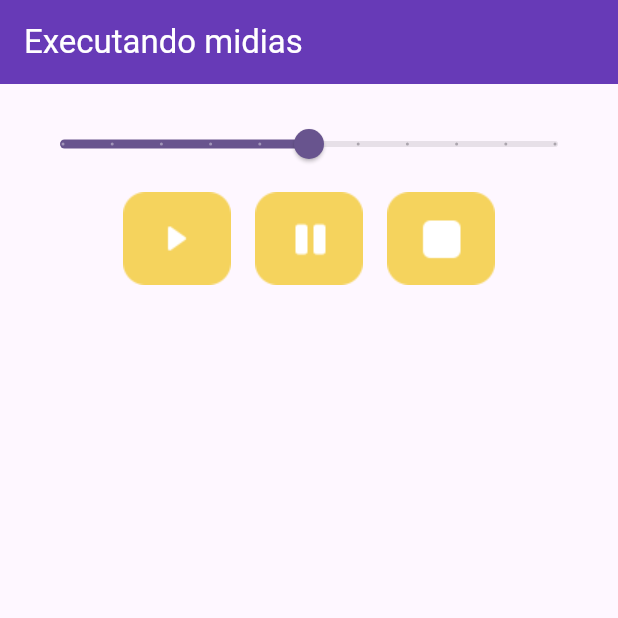
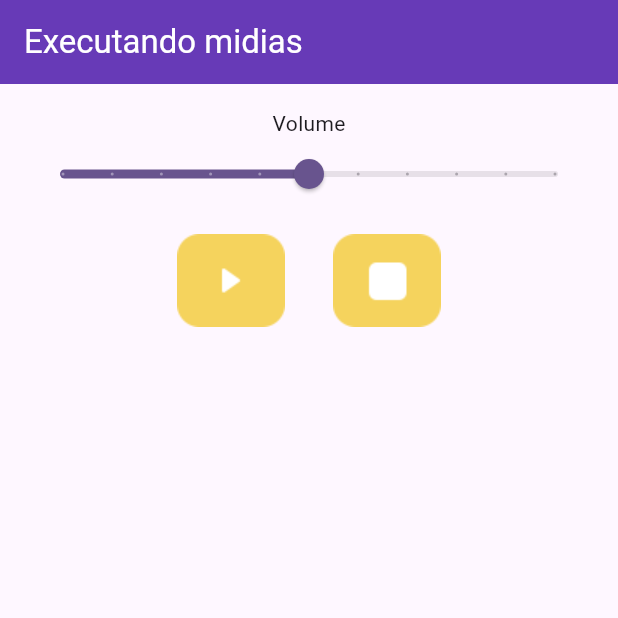
Before and after one commit to samirRibeiro77/flutter-first-app, a Flutter app: the screen it shows after launch, on a phone screen of 412 x 824 dp, the top half of it. Run offline on Flutter 3.47's test engine with Material 3 defaults, Android fonts, the phone set to English and light mode, and no system bars; our stand-ins replace audioplayers, shared_preferences, sqflite; accounts and stored records are empty.

Commit message:
ExecMedia: One button and Volume text

```diff
--- a/lib/executaMidia/main.dart
+++ b/lib/executaMidia/main.dart
@@ -32,27 +32,37 @@ class _MyHomePageState extends State<MyHomePage> {
   final _audioPlayer = AudioPlayer();
   dynamic _source;
   var _firstPlay = true;
+  var _playing = false;
   var _volume = 0.5;
 
   _playAudio() async {
     _audioPlayer.setVolume(_volume);
-    if(_firstPlay){
+    setState(() {
+      _playing = true;
+    });
+
+    if (_firstPlay) {
       // _source = UrlSource("https://www.soundhelix.com/examples/mp3/SoundHelix-Song-8.mp3");
       _source = AssetSource("audios/musica.mp3");
       await _audioPlayer.play(_source);
       _firstPlay = false;
-    }
-    else {
+    } else {
       _audioPlayer.resume();
     }
   }
 
   _pauseAudio() async {
+    setState(() {
+      _playing = false;
+    });
     await _audioPlayer.pause();
   }
 
   _stopAudio() async {
     _firstPlay = true;
+    setState(() {
+      _playing = false;
+    });
     await _audioPlayer.stop();
   }
 
@@ -60,56 +70,58 @@ class _MyHomePageState extends State<MyHomePage> {
   Widget build(BuildContext context) {
     return Scaffold(
       appBar: AppBar(
-        backgroundColor: Colors.deepPurple, //Theme.of(context).colorScheme.inversePrimary,
-        title: Text(
-            widget.title,
-          style: TextStyle(color: Colors.white),
-        ),
+        backgroundColor: Colors.deepPurple,
+        //Theme.of(context).colorScheme.inversePrimary,
+        title: Text(widget.title, style: TextStyle(color: Colors.white)),
       ),
       body: Container(
         padding: EdgeInsets.all(16),
         child: Column(
           children: [
+            Text(
+              "Volume"
+            ),
             Slider(
               min: 0,
               max: 1,
               divisions: 10,
               value: _volume,
-                onChanged: (newVolume){
+              onChanged: (newVolume) {
                 setState(() {
                   _volume = newVolume;
                 });
                 _audioPlayer.setVolume(newVolume);
-                }
+              },
             ),
             Row(
               mainAxisAlignment: MainAxisAlignment.center,
               children: [
                 Padding(
-                    padding: EdgeInsets.all(8),
+                  padding: EdgeInsets.all(16),
                   child: GestureDetector(
-                    onTap: _playAudio,
-                    child: Image.asset("assets/images/executar.png"),
+                    onTap: () {
+                      if (_playing) {
+                        _pauseAudio();
+                      } else {
+                        _playAudio();
+                      }
+                    },
+                    child: _playing
+                        ? Image.asset("assets/images/pausar.png")
+                        : Image.asset("assets/images/executar.png"),
                   ),
                 ),
                 Padding(
-                  padding: EdgeInsets.all(8),
-                  child: GestureDetector(
-                    onTap: _pauseAudio,
-                    child: Image.asset("assets/images/pausar.png"),
-                  ),
-                ),
-                Padding(
-                  padding: EdgeInsets.all(8),
+                  padding: EdgeInsets.all(16),
                   child: GestureDetector(
                     onTap: _stopAudio,
                     child: Image.asset("assets/images/parar.png"),
                   ),
                 ),
               ],
-            )
+            ),
           ],
-        )
+        ),
       ),
     );
   }
```
Lines whose indentation alone changed are shown as unchanged.
